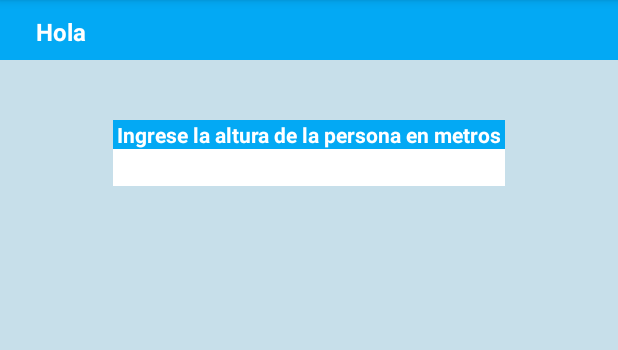
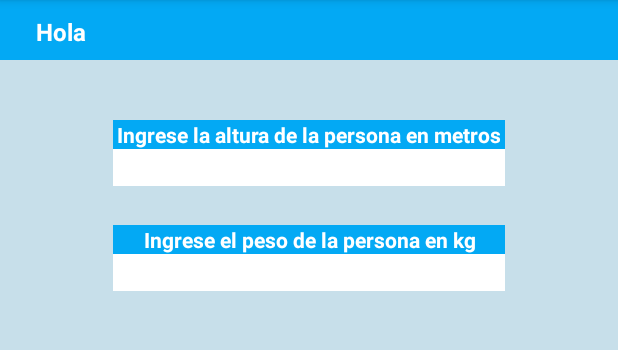
Before and after one commit to AngelaEspinosa2021/EjercicioParcialMoviles, an Android app: the screen it shows after launch (CalculoImcActivity), after a tap on "IMC", on a phone screen of 412 x 824 dp, the part 84-434 px from its top. Run offline under Robolectric (Android 15) with nearby library versions, the phone set to English and light mode, and no system bars.

Commit message:
Inicio en la configuracion del SharedPreferences en MenuPpal y CalculoImcActivity.java

```diff
--- a/EjercicioParcialUno/app/src/main/java/com/example/ejercicioparcialuno/CalculoImcActivity.java
+++ b/EjercicioParcialUno/app/src/main/java/com/example/ejercicioparcialuno/CalculoImcActivity.java
@@ -2,7 +2,10 @@ package com.example.ejercicioparcialuno;
 
 import androidx.appcompat.app.AppCompatActivity;
 
+
+import android.content.SharedPreferences;
 import android.os.Bundle;
+import android.widget.Toast;
 
 public class CalculoImcActivity extends AppCompatActivity {
 
@@ -10,6 +13,9 @@ public class CalculoImcActivity extends AppCompatActivity {
     protected void onCreate(Bundle savedInstanceState) {
         super.onCreate(savedInstanceState);
         setContentView(R.layout.activity_calculo_imc);
+        SharedPreferences spGet = getSharedPreferences("nombreUsuario", MODE_PRIVATE);
+        String name = spGet.getString("Nombre", "NA");
+        Toast.makeText(getApplicationContext(), "Hola "+name, Toast.LENGTH_LONG).show();
     }
 
 
--- a/EjercicioParcialUno/app/src/main/java/com/example/ejercicioparcialuno/MainActivity.java
+++ b/EjercicioParcialUno/app/src/main/java/com/example/ejercicioparcialuno/MainActivity.java
@@ -3,6 +3,7 @@ package com.example.ejercicioparcialuno;
 import androidx.appcompat.app.AppCompatActivity;
 
 import android.content.Intent;
+import android.content.SharedPreferences;
 import android.os.Bundle;
 import android.view.View;
 import android.widget.Button;
@@ -24,6 +25,10 @@ public class MainActivity extends AppCompatActivity implements View.OnClickListe
         setContentView(R.layout.activity_main);
         setContentAtributes();
         setContentViewEvents();
+        SharedPreferences sp = getSharedPreferences("nombreUsuario",MODE_PRIVATE);
+        SharedPreferences.Editor editor = sp.edit();
+        editor.putString("Nombre", "Angela");
+        editor.commit();
     }
 
     private void setContentViewEvents() {
--- a/EjercicioParcialUno/app/src/main/res/layout/activity_calculo_imc.xml
+++ b/EjercicioParcialUno/app/src/main/res/layout/activity_calculo_imc.xml
@@ -78,4 +78,44 @@
             android:ems="10"
             android:inputType="textPersonName" />
     </LinearLayout>
+
+    <LinearLayout
+        android:layout_width="match_parent"
+        android:layout_height="wrap_content"
+        android:layout_marginStart="20dp"
+        android:layout_marginTop="150dp"
+        android:layout_marginEnd="20dp"
+        android:orientation="vertical"
+        app:layout_constraintEnd_toEndOf="parent"
+        app:layout_constraintStart_toStartOf="parent"
+        app:layout_constraintTop_toTopOf="parent">
+
+        <TextView
+            android:id="@+id/peso"
+            android:layout_width="match_parent"
+            android:layout_height="wrap_content"
+            android:layout_marginLeft="55dp"
+            android:layout_marginRight="55dp"
+            android:background="#03A9F4"
+            android:text="Ingrese el peso de la persona en kg"
+            android:textAlignment="center"
+            android:textColor="@color/white"
+            android:textStyle="bold" />
+
+        <EditText
+            android:id="@+id/txtPeso"
+            android:layout_width="match_parent"
+            android:layout_height="wrap_content"
+            android:layout_marginLeft="55dp"
+            android:layout_marginRight="55dp"
+            android:layout_marginBottom="5dp"
+            android:background="@color/white"
+            android:ems="10"
+            android:inputType="textPersonName" />
+    </LinearLayout>
+
+    <LinearLayout
+        android:layout_width="match_parent"
+        android:layout_height="match_parent"
+        android:orientation="horizontal"></LinearLayout>
 </androidx.constraintlayout.widget.ConstraintLayout>
```
